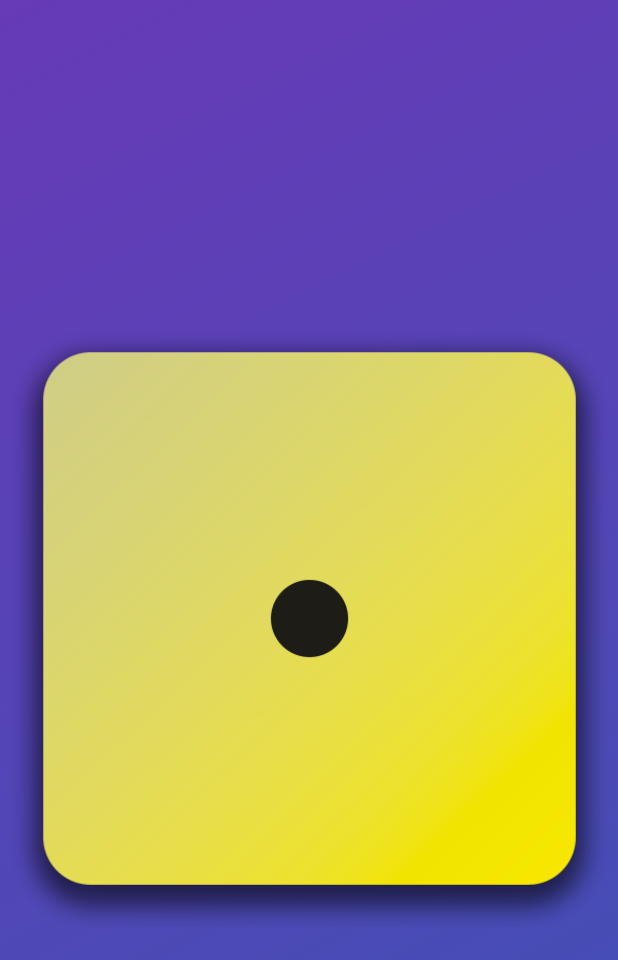
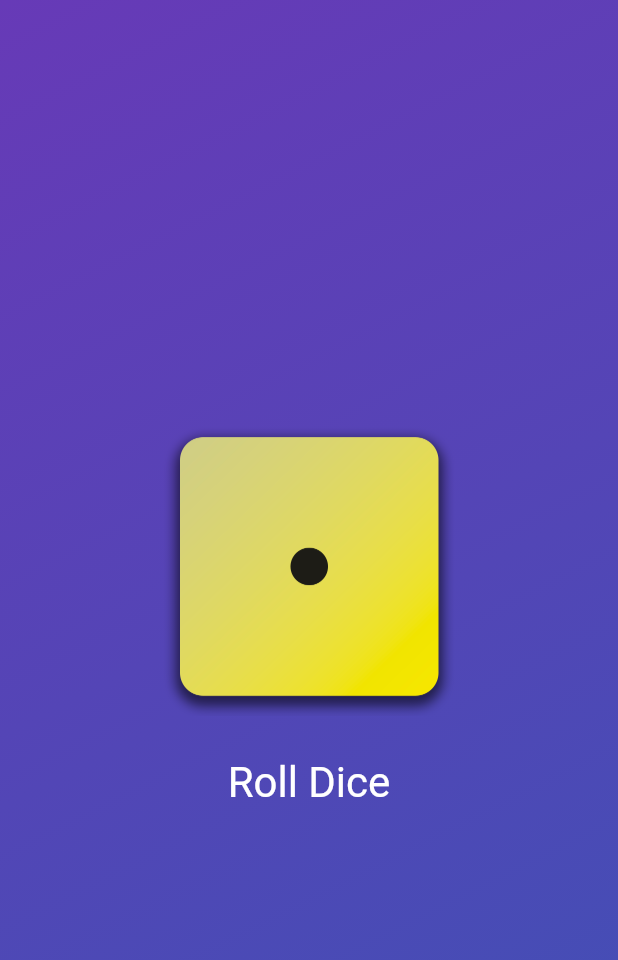
Before and after one commit to hiep1810/flutter_example, a Flutter app: the screen it shows after launch, on a phone screen of 412 x 824 dp. Shown: the top 960 px of the screen. Run offline on Flutter 3.47's test engine with Material 3 defaults, Android fonts, the phone set to English and light mode, and no system bars.

Commit message:
Add Roll Dice Button, Using rollDice function as value

```diff
--- a/lib/gradient_container.dart
+++ b/lib/gradient_container.dart
@@ -6,12 +6,17 @@ const endAlignment = Alignment.bottomRight;
 class GradientContainer extends StatelessWidget {
   const GradientContainer({super.key, required this.colors});
 
-  const GradientContainer.purple({super.key}) : colors = const [
-        Colors.deepPurple,
-        Colors.indigo,
-      ];
+  const GradientContainer.purple({super.key})
+      : colors = const [
+          Colors.deepPurple,
+          Colors.indigo,
+        ];
 
   final List<Color> colors;
+
+  void rollDice() {
+    print('Button pressed');
+  }
 
   @override
   Widget build(BuildContext context) {
@@ -24,7 +29,29 @@ class GradientContainer extends StatelessWidget {
         ),
       ),
       child: Center(
-        child: Image.asset('assets/images/dice-1.png'),
+        child: Column(
+          mainAxisSize: MainAxisSize.min,
+          children: [
+            Image.asset(
+              'assets/images/dice-1.png',
+              width: 200,
+            ),
+            const SizedBox(height: 20),
+            TextButton(
+              onPressed: rollDice,
+              style: TextButton.styleFrom(
+                // padding: const EdgeInsets.only(
+                //   top: 20,
+                // ),
+                foregroundColor: Colors.white,
+                textStyle: const TextStyle(
+                  fontSize: 28,
+                ),
+              ),
+              child: const Text('Roll Dice'),
+            ),
+          ],
+        ),
       ),
     );
   }
```
